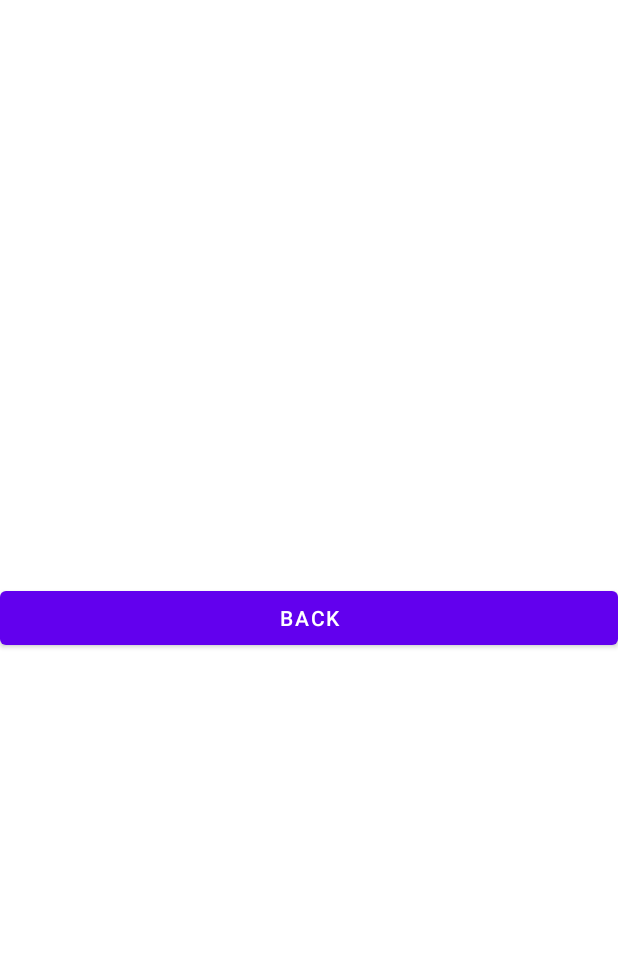
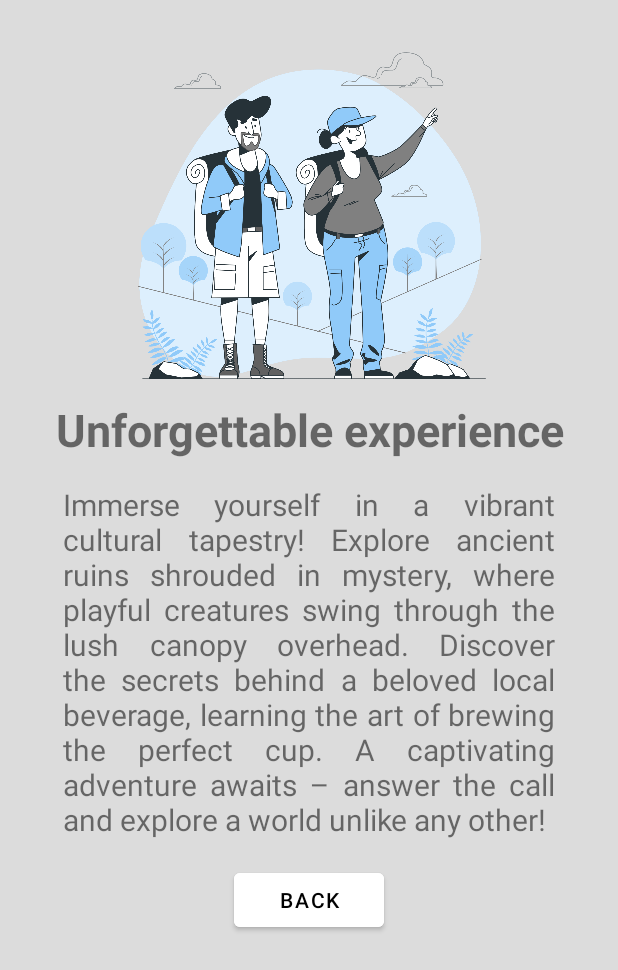
Before and after one commit to ShinAquila/Android-Final-Project, an Android app: the layout activity_2.xml on its own in the app's theme, with its tools: preview values and no code run, on a phone screen of 412 x 824 dp. Shown: the top 970 px of the screen. Run offline under Robolectric (Android 15) with nearby library versions, the phone set to English and light mode, and no system bars.

Commit message:
will be pushed to new branch

```diff
--- a/app/src/main/java/com/example/bottomnav/England.java
+++ b/app/src/main/java/com/example/bottomnav/England.java
@@ -7,9 +7,10 @@
 import android.view.View;
 import android.view.WindowManager;
 import android.widget.Button;
+import android.widget.LinearLayout;
 
 public class England extends AppCompatActivity {
-    private Button button;
+    private LinearLayout button;
 
     @Override
     protected void onCreate(Bundle savedInstanceState) {
@@ -18,7 +19,7 @@
                 WindowManager.LayoutParams.FLAG_FULLSCREEN);
         setContentView(R.layout.activity_england);
 
-        button = (Button) findViewById(R.id.fromEngland_goBack);
+        button = (LinearLayout) findViewById(R.id.fromEngland_goBack);
         button.setOnClickListener(new View.OnClickListener(){
             @Override
             public void onClick(View v){openMainActivity();}
--- a/app/src/main/java/com/example/bottomnav/France.java
+++ b/app/src/main/java/com/example/bottomnav/France.java
@@ -6,10 +6,10 @@
 import android.os.Bundle;
 import android.view.View;
 import android.view.WindowManager;
-import android.widget.Button;
+import android.widget.LinearLayout;
 
 public class France extends AppCompatActivity {
-    private Button button;
+    private LinearLayout button;
 
     @Override
     protected void onCreate(Bundle savedInstanceState) {
@@ -18,7 +18,7 @@
                 WindowManager.LayoutParams.FLAG_FULLSCREEN);
         setContentView(R.layout.activity_france);
 
-        button = (Button) findViewById(R.id.fromFrance_goBack);
+        button = (android.widget.LinearLayout) findViewById(R.id.fromFrance_goBack);
         button.setOnClickListener(new View.OnClickListener(){
             @Override
             public void onClick(View v){openMainActivity();}
--- a/app/src/main/java/com/example/bottomnav/India.java
+++ b/app/src/main/java/com/example/bottomnav/India.java
@@ -7,9 +7,10 @@
 import android.view.View;
 import android.view.WindowManager;
 import android.widget.Button;
+import android.widget.LinearLayout;
 
 public class India extends AppCompatActivity {
-    private Button button;
+    private LinearLayout button;
 
     @Override
     protected void onCreate(Bundle savedInstanceState) {
@@ -18,7 +19,7 @@
                 WindowManager.LayoutParams.FLAG_FULLSCREEN);
         setContentView(R.layout.activity_india);
 
-        button = (Button) findViewById(R.id.fromIndia_goBack);
+        button = (LinearLayout) findViewById(R.id.fromIndia_goBack);
         button.setOnClickListener(new View.OnClickListener(){
             @Override
             public void onClick(View v){openMainActivity();}
--- a/app/src/main/java/com/example/bottomnav/USA.java
+++ b/app/src/main/java/com/example/bottomnav/USA.java
@@ -7,9 +7,10 @@
 import android.view.View;
 import android.view.WindowManager;
 import android.widget.Button;
+import android.widget.LinearLayout;
 
 public class USA extends AppCompatActivity {
-    private Button button;
+    private LinearLayout button;
 
     @Override
     protected void onCreate(Bundle savedInstanceState) {
@@ -18,7 +19,7 @@
                 WindowManager.LayoutParams.FLAG_FULLSCREEN);
         setContentView(R.layout.activity_usa);
 
-        button = (Button) findViewById(R.id.fromUSA_goBack);
+        button = (LinearLayout) findViewById(R.id.fromUSA_goBack);
         button.setOnClickListener(new View.OnClickListener(){
             @Override
             public void onClick(View v){openMainActivity();}
--- a/app/src/main/res/layout/activity_2.xml
+++ b/app/src/main/res/layout/activity_2.xml
@@ -4,21 +4,41 @@
     xmlns:tools="http://schemas.android.com/tools"
     android:layout_width="match_parent"
     android:layout_height="match_parent"
+    android:background="#DCDCDC"
+    android:orientation="vertical"
+    android:padding="26dp"
     tools:context=".Activity2">
 
-<!--    <TextView-->
-<!--        android:layout_width="match_parent"-->
-<!--        android:layout_height="wrap_content"-->
-<!--        android:text="This is the second activity"-->
-<!--        android:textSize="40sp"-->
-<!--        android:gravity="center_horizontal"-->
-<!--        android:layout_gravity="center"/>-->
+    <ImageView
+        android:layout_width="match_parent"
+        android:layout_height="240dp"
+        android:src="@drawable/place"/>
+    <TextView
+        android:layout_width="match_parent"
+        android:layout_height="wrap_content"
+        android:textSize="30dp"
+        android:gravity="center"
+        android:textStyle="bold"
+        android:text="Unforgettable experience"/>
+    <TextView
+        android:layout_width="match_parent"
+        android:layout_height="wrap_content"
+        android:justificationMode="inter_word"
+        android:textSize="20dp"
+        android:padding="16dp"
+        android:text="@string/desc"/>
+
+
     <Button
         android:id="@+id/back_button"
-        android:layout_width="match_parent"
+        android:layout_width="100dp"
         android:layout_height="wrap_content"
         android:layout_gravity="center"
+        android:textColor="@color/black"
+        android:backgroundTint="@color/white"
         android:text="Back"/>
 
 
+
+
 </LinearLayout>
--- a/app/src/main/res/layout/fragment_home.xml
+++ b/app/src/main/res/layout/fragment_home.xml
@@ -381,13 +381,13 @@
                         <Button
                             android:id="@+id/next_button"
                             android:layout_width="match_parent"
-                            android:layout_height="40dp"
+                            android:layout_height="48dp"
                             android:textColor="@color/black"
                             android:backgroundTint="@color/white"
                             style="?android:attr/borderlessButtonStyle"
-                            android:textSize="20sp"
+                            android:textSize="16sp"
                             android:textStyle="bold"
-                            android:text="Next"></Button>
+                            android:text="Read More"/>
 
                     </LinearLayout>
 
--- a/app/src/main/res/values/strings.xml
+++ b/app/src/main/res/values/strings.xml
@@ -3,5 +3,7 @@
     <!-- TODO: Remove or change this placeholder text -->
     <string name="hello_blank_fragment">Hello blank fragment</string>
     <string name="handle">@v.ace.rivera</string>
+
+    <string name="desc">Immerse yourself in a vibrant cultural tapestry! Explore ancient ruins shrouded in mystery, where playful creatures swing through the lush canopy overhead. Discover the secrets behind a beloved local beverage, learning the art of brewing the perfect cup. A captivating adventure awaits – answer the call and explore a world unlike any other!</string>
     <string name="sampleDesc">Lorem ipsum dolor sit amet, consectetur adipiscing elit. Cras viverra mi ac orci vehicula porttitor ut ac massa. Duis blandit, nisi sed eleifend ultricies, nunc enim tincidunt risus.</string>
 </resources>
```
Also changed, not shown: app/src/main/java/com/example/bottomnav/Philippines.java (+3 -4 lines), app/src/main/res/layout/activity_england.xml (+13 -2 lines), app/src/main/res/layout/activity_france.xml (+12 -2 lines), app/src/main/res/layout/activity_india.xml (+12 -2 lines), app/src/main/res/layout/activity_philippines.xml (+10 -1 lines), app/src/main/res/layout/activity_usa.xml (+12 -2 lines), app/src/main/res/drawable/place.png (added), app/src/main/res/drawable/tour.png (added).
